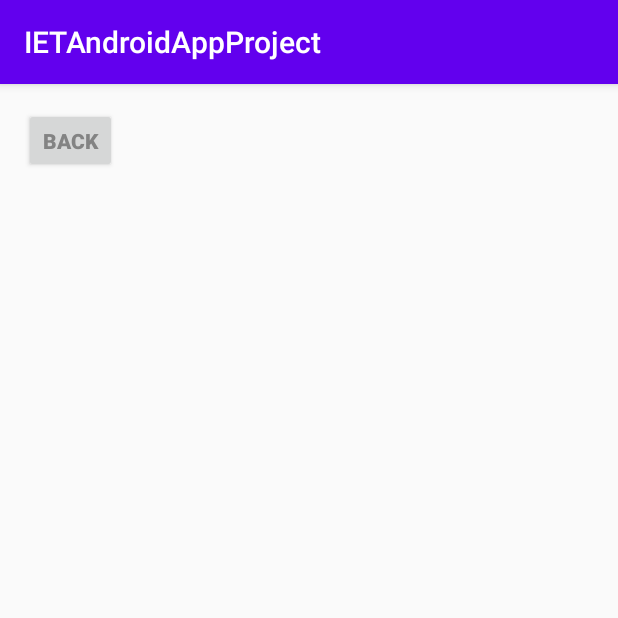
After one commit to benjamin-dinh/IETAndroidAppProject, an Android app: the SecondActivity screen opened directly, with no data from a screen before it, on a phone screen of 412 x 824 dp, the top half of it. The commit adds this screen. Run offline under Robolectric (Android 15) with nearby library versions, the phone set to English and light mode, and no system bars.

Commit message:
Finished Second Activity + Back Button

```diff
--- a/app/src/main/AndroidManifest.xml
+++ b/app/src/main/AndroidManifest.xml
@@ -1,7 +1,9 @@
 <?xml version="1.0" encoding="utf-8"?>
 <manifest xmlns:android="http://schemas.android.com/apk/res/android"
     package="com.example.ietandroidappproject">
-    <uses-permission android:name="android.permission.INTERNET"/>
+
+    <uses-permission android:name="android.permission.INTERNET" />
+
     <application
         android:allowBackup="true"
         android:icon="@mipmap/ic_launcher"
@@ -9,6 +11,7 @@
         android:roundIcon="@mipmap/ic_launcher_round"
         android:supportsRtl="true"
         android:theme="@style/AppTheme">
+        <activity android:name=".SecondActivity"></activity>
         <activity android:name=".MainActivity">
             <intent-filter>
                 <action android:name="android.intent.action.MAIN" />
--- a/app/src/main/java/com/example/ietandroidappproject/MainActivity.kt
+++ b/app/src/main/java/com/example/ietandroidappproject/MainActivity.kt
@@ -1,6 +1,7 @@
 package com.example.ietandroidappproject
 
 import android.content.Context
+import android.content.Intent
 import androidx.appcompat.app.AppCompatActivity
 import android.os.Bundle
 import android.view.LayoutInflater
@@ -9,7 +10,8 @@ import android.view.ViewGroup
 import android.widget.BaseAdapter
 import android.widget.ListView
 import android.widget.TextView
-import com.fasterxml.jackson.module.kotlin.jacksonObjectMapper
+import androidx.core.content.ContextCompat
+import androidx.core.content.ContextCompat.startActivity
 import com.google.gson.GsonBuilder
 import okhttp3.*
 import java.io.IOException
@@ -20,8 +22,6 @@ class MainActivity : AppCompatActivity() {
     override fun onCreate(savedInstanceState: Bundle?) {
         super.onCreate(savedInstanceState)
         setContentView(R.layout.activity_main)
-
-
 //        listView.adapter = MainAdapter(this) // custom adapter telling list what to render
         fetchJson()
     }
@@ -75,6 +75,13 @@ class MainActivity : AppCompatActivity() {
             val nameTextView = rowMain.findViewById<TextView>(R.id.name_textView)
             nameTextView.text = aggieFeed[position].title
             positionTextView.text = aggieFeed[position].actor.displayName
+            rowMain.setOnClickListener {
+                val intent = Intent(rowMain.context, SecondActivity::class.java)
+                intent.putExtra("title", aggieFeed[position].title)
+                intent.putExtra("displayName", aggieFeed[position].actor.displayName)
+                intent.putExtra("published", aggieFeed[position].published)
+                rowMain.context.startActivity(intent)
+            }
             return rowMain
         }
     }
--- /dev/null
+++ b/app/src/main/java/com/example/ietandroidappproject/SecondActivity.kt
@@ -0,0 +1,32 @@
+package com.example.ietandroidappproject
+
+import android.content.Intent
+import androidx.appcompat.app.AppCompatActivity
+import android.os.Bundle
+import android.widget.Button
+import android.widget.TextView
+
+
+class SecondActivity : AppCompatActivity() {
+    override fun onCreate(savedInstanceState: Bundle?) {
+        super.onCreate(savedInstanceState)
+        setContentView(R.layout.activity_second)
+        var intent = intent
+        val title = intent.getStringExtra("title")
+        val displayName = intent.getStringExtra("displayName")
+        val published = intent.getStringExtra("published")
+
+        val titleView = findViewById<TextView>(R.id.title_textView)
+        val displayView = findViewById<TextView>(R.id.display_textView)
+        val publishedView = findViewById<TextView>(R.id.published_textView)
+        titleView.text = title
+        displayView.text = displayName
+        publishedView.text = published
+
+        val button = findViewById<Button>(R.id.button)
+        button.setOnClickListener {
+            val intent = Intent(this, MainActivity::class.java)
+            startActivity(intent)
+        }
+    }
+}
--- /dev/null
+++ b/app/src/main/res/layout/activity_second.xml
@@ -0,0 +1,55 @@
+<?xml version="1.0" encoding="utf-8"?>
+<androidx.constraintlayout.widget.ConstraintLayout xmlns:android="http://schemas.android.com/apk/res/android"
+    xmlns:app="http://schemas.android.com/apk/res-auto"
+    xmlns:tools="http://schemas.android.com/tools"
+    android:layout_width="match_parent"
+    android:layout_height="match_parent"
+    tools:actionBarNavMode="standard"
+    tools:context=".SecondActivity">
+    android:paddingRight="12dp"
+    <TextView
+        android:id="@+id/title_textView"
+        android:layout_width="wrap_content"
+        android:layout_height="wrap_content"
+        android:layout_marginTop="8dp"
+        android:fontFamily="sans-serif-black"
+        android:text="TextView"
+        android:textAppearance="@style/TextAppearance.AppCompat.Body2"
+        android:textSize="25sp"
+        android:textStyle="bold"
+        app:layout_constraintStart_toStartOf="@+id/button"
+        app:layout_constraintTop_toBottomOf="@+id/button" />
+
+    <Button
+        android:id="@+id/button"
+        android:layout_width="62dp"
+        android:layout_height="43dp"
+        android:layout_marginStart="16dp"
+        android:layout_marginLeft="16dp"
+        android:layout_marginTop="16dp"
+        android:text="BACK"
+        android:textColor="#838383"
+        android:textStyle="bold"
+        app:layout_constraintStart_toStartOf="parent"
+        app:layout_constraintTop_toTopOf="parent" />
+
+    <TextView
+        android:id="@+id/display_textView"
+        android:layout_width="wrap_content"
+        android:layout_height="wrap_content"
+        android:layout_marginTop="8dp"
+        android:text="TextView"
+        android:textAppearance="@style/TextAppearance.AppCompat.Body2"
+        android:textSize="18sp"
+        app:layout_constraintStart_toStartOf="@+id/title_textView"
+        app:layout_constraintTop_toBottomOf="@+id/title_textView" />
+
+    <TextView
+        android:id="@+id/published_textView"
+        android:layout_width="wrap_content"
+        android:layout_height="wrap_content"
+        android:layout_marginTop="8dp"
+        android:text="TextView"
+        app:layout_constraintStart_toStartOf="@+id/display_textView"
+        app:layout_constraintTop_toBottomOf="@+id/display_textView" />
+</androidx.constraintlayout.widget.ConstraintLayout>
--- a/app/src/main/res/layout/row_main.xml
+++ b/app/src/main/res/layout/row_main.xml
@@ -5,6 +5,7 @@
     xmlns:tools="http://schemas.android.com/tools"
     android:layout_width="match_parent"
     android:layout_height="match_parent"
+    android:paddingRight="12dp"
     android:paddingBottom="12dp">
     <TextView
         android:id="@+id/name_textView"
@@ -12,11 +13,14 @@
         android:layout_height="wrap_content"
         android:layout_marginStart="12dp"
         android:layout_marginLeft="12dp"
+        android:layout_marginRight="12dp"
         android:layout_marginTop="12dp"
+        android:layout_marginBottom="8dp"
         android:text="Name"
         android:textAppearance="@style/TextAppearance.AppCompat.Body2"
         android:textSize="16sp"
         android:textStyle="bold"
+        app:layout_constraintBottom_toTopOf="@+id/position_textView"
         app:layout_constraintStart_toStartOf="parent"
         app:layout_constraintTop_toTopOf="parent" />
 
```
